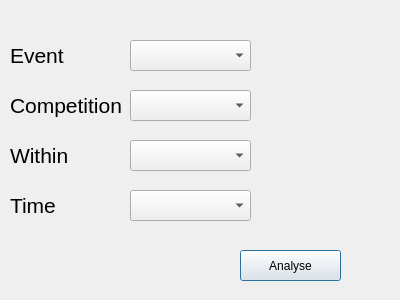
Before: the Qt Designer form keyeventoptions.ui in minno22/RugbyAnalyser, drawn with Qt 5.
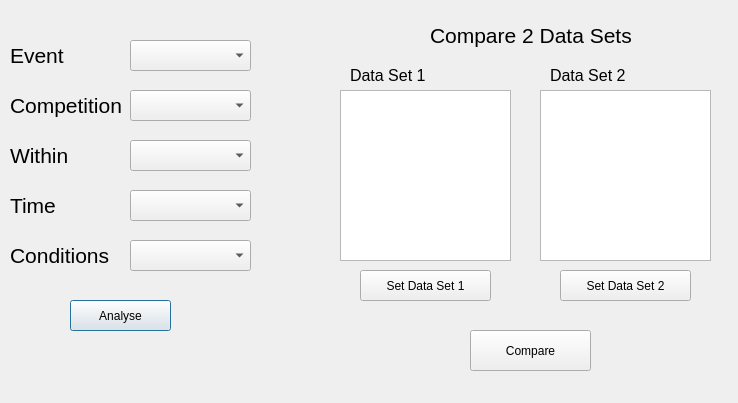
After: the same form once the commit is applied.

Commit message: Added gui objects for comparing data sets and for conditions for key event analysis. Also added functionality for generating game stories.

What changed in the file:
```diff
--- a/keyeventoptions.ui
+++ b/keyeventoptions.ui
@@ -6,8 +6,8 @@
    <rect>
     <x>0</x>
     <y>0</y>
-    <width>400</width>
-    <height>300</height>
+    <width>738</width>
+    <height>403</height>
    </rect>
   </property>
   <property name="windowTitle">
@@ -16,8 +16,8 @@
   <widget class="QPushButton" name="btnAnalyse">
    <property name="geometry">
     <rect>
-     <x>240</x>
-     <y>250</y>
+     <x>70</x>
+     <y>300</y>
      <width>101</width>
      <height>31</height>
     </rect>
@@ -158,6 +158,152 @@
     <string/>
    </property>
   </widget>
+  <widget class="QLabel" name="lblCompare">
+   <property name="geometry">
+    <rect>
+     <x>430</x>
+     <y>10</y>
+     <width>221</width>
+     <height>51</height>
+    </rect>
+   </property>
+   <property name="font">
+    <font>
+     <pointsize>16</pointsize>
+    </font>
+   </property>
+   <property name="text">
+    <string>Compare 2 Data Sets</string>
+   </property>
+  </widget>
+  <widget class="QTextBrowser" name="tbData1">
+   <property name="geometry">
+    <rect>
+     <x>340</x>
+     <y>90</y>
+     <width>171</width>
+     <height>171</height>
+    </rect>
+   </property>
+  </widget>
+  <widget class="QTextBrowser" name="tbData2">
+   <property name="geometry">
+    <rect>
+     <x>540</x>
+     <y>90</y>
+     <width>171</width>
+     <height>171</height>
+    </rect>
+   </property>
+  </widget>
+  <widget class="QLabel" name="lblData1">
+   <property name="geometry">
+    <rect>
+     <x>350</x>
+     <y>60</y>
+     <width>121</width>
+     <height>31</height>
+    </rect>
+   </property>
+   <property name="font">
+    <font>
+     <pointsize>12</pointsize>
+    </font>
+   </property>
+   <property name="text">
+    <string>Data Set 1</string>
+   </property>
+  </widget>
+  <widget class="QLabel" name="lblData2">
+   <property name="geometry">
+    <rect>
+     <x>550</x>
+     <y>60</y>
+     <width>121</width>
+     <height>31</height>
+    </rect>
+   </property>
+   <property name="font">
+    <font>
+     <pointsize>12</pointsize>
+    </font>
+   </property>
+   <property name="text">
+    <string>Data Set 2</string>
+   </property>
+  </widget>
+  <widget class="QPushButton" name="btnData1">
+   <property name="geometry">
+    <rect>
+     <x>360</x>
+     <y>270</y>
+     <width>131</width>
+     <height>31</height>
+    </rect>
+   </property>
+   <property name="text">
+    <string>Set Data Set 1</string>
+   </property>
+  </widget>
+  <widget class="QPushButton" name="btnData2">
+   <property name="geometry">
+    <rect>
+     <x>560</x>
+     <y>270</y>
+     <width>131</width>
+     <height>31</height>
+    </rect>
+   </property>
+   <property name="text">
+    <string>Set Data Set 2</string>
+   </property>
+  </widget>
+  <widget class="QPushButton" name="btnCompare">
+   <property name="geometry">
+    <rect>
+     <x>470</x>
+     <y>330</y>
+     <width>121</width>
+     <height>41</height>
+    </rect>
+   </property>
+   <property name="text">
+    <string>Compare</string>
+   </property>
+  </widget>
+  <widget class="QLabel" name="lblConditions">
+   <property name="geometry">
+    <rect>
+     <x>10</x>
+     <y>240</y>
+     <width>121</width>
+     <height>31</height>
+    </rect>
+   </property>
+   <property name="font">
+    <font>
+     <pointsize>16</pointsize>
+     <weight>50</weight>
+     <bold>false</bold>
+    </font>
+   </property>
+   <property name="text">
+    <string>Conditions</string>
+   </property>
+  </widget>
+  <widget class="QComboBox" name="cbConditions">
+   <property name="geometry">
+    <rect>
+     <x>130</x>
+     <y>240</y>
+     <width>121</width>
+     <height>31</height>
+    </rect>
+   </property>
+   <property name="currentText">
+    <string/>
+   </property>
+  </widget>
  </widget>
  <resources/>
  <connections/>
```
The commit also changes 8 other files.
